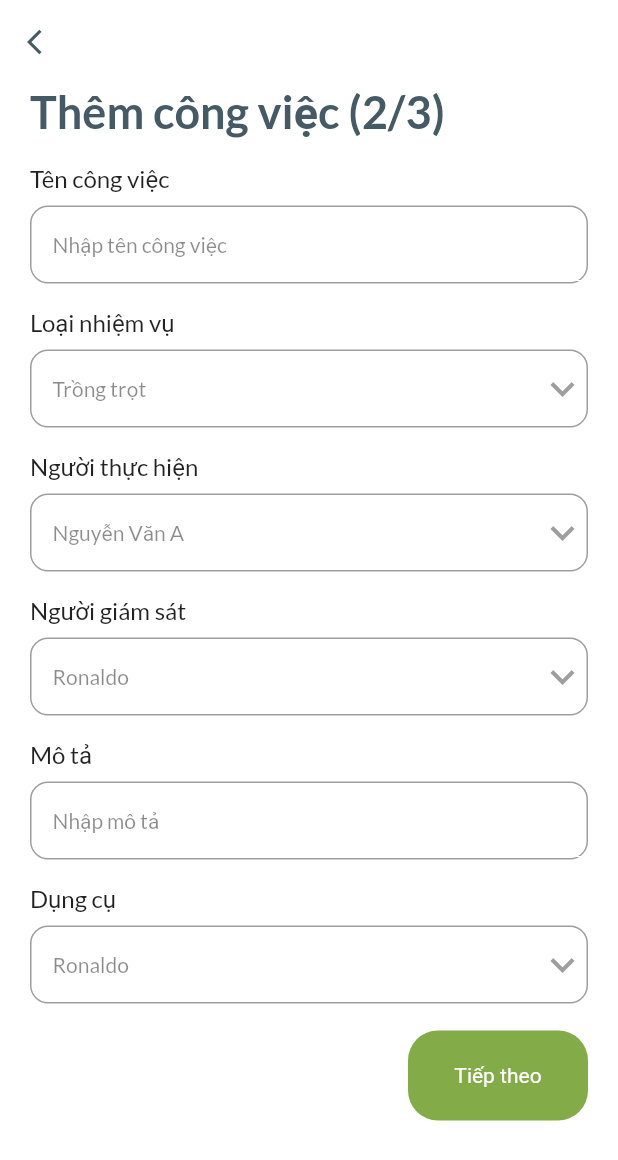
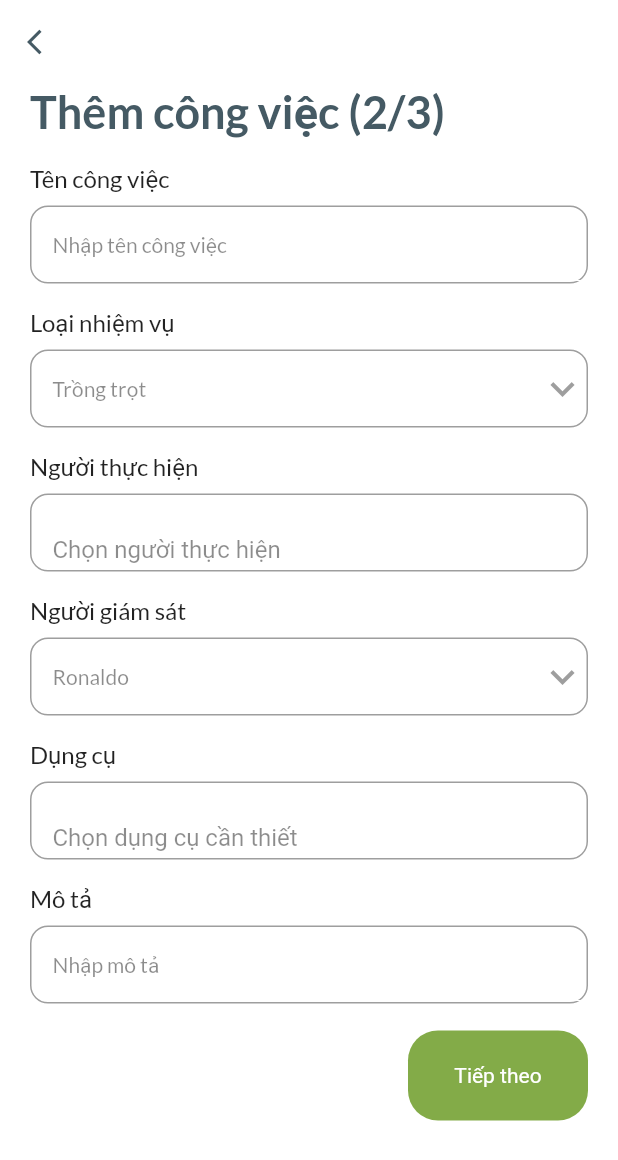
Before and after one commit to Capston-FPT-Somo-Farm-Task-Management/Mobile_Application, a Flutter app: the SecondAddTaskPage screen opened directly, on a phone screen of 412 x 824 dp. Shown: the top 1160 px of the screen. Run offline on Flutter 3.47's test engine with Material 2 defaults, Android fonts, the light colour scheme and no system bars; drawn by our look-alikes of flutter_chips_input; our stand-ins replace date_picker_timeline, firebase_auth, firebase_core, flutter_staggered_animations, google_fonts, shared_preferences; accounts and stored records are empty.

Commit message:
change to chip input, delete unnecessary

```diff
--- a/manager_somo_farm_task_management/lib/screens/manager/add_task/second_add_task_page.dart
+++ b/manager_somo_farm_task_management/lib/screens/manager/add_task/second_add_task_page.dart
@@ -1,7 +1,9 @@
 import 'package:flutter/material.dart';
+import 'package:flutter_chips_input/flutter_chips_input.dart';
 import 'package:manager_somo_farm_task_management/componets/constants.dart';
 import 'package:manager_somo_farm_task_management/models/employee.dart';
 import 'package:manager_somo_farm_task_management/models/employee_task_type.dart';
+import 'package:manager_somo_farm_task_management/models/material.dart';
 import 'package:manager_somo_farm_task_management/models/task_type.dart';
 import 'package:manager_somo_farm_task_management/screens/manager/add_task/componets/input_field.dart';
 import 'package:manager_somo_farm_task_management/screens/manager/add_task/third_add_task_page.dart';
@@ -18,7 +20,7 @@ class _SecondAddTaskPage extends State<SecondAddTaskPage> {
   final TextEditingController _noteController = TextEditingController();
 
   String _selectedTaskType = listTaskTypes[0].taskTypeName;
-  String _selectedEmployee = listEmployees[0].fullName;
+  Key _keyChange = UniqueKey();
   List<Employee> filteredEmployees = listEmployeeTaskTypes
       .where((employeeTaskType) => employeeTaskType.taskTypeId == 1)
       .map((employeeTaskType) => listEmployees.firstWhere(
@@ -27,7 +29,6 @@ class _SecondAddTaskPage extends State<SecondAddTaskPage> {
   List<String> user = ["Ronaldo", "Messi", "Benzema", "Mac Hai"];
   String _selectedUser = "Ronaldo";
 
-  int _selectedColor = 0;
   @override
   Widget build(BuildContext context) {
     return Scaffold(
@@ -93,8 +94,8 @@ class _SecondAddTaskPage extends State<SecondAddTaskPage> {
                           .toList();
 
                       // Gọi setState để cập nhật danh sách người thực hiện
-                      _selectedEmployee = filteredEmployees[0]
-                          .fullName; // Đặt lại người thực hiện khi thay đổi loại nhiệm vụ
+                      _keyChange =
+                          UniqueKey(); // Đặt lại người thực hiện khi thay đổi loại nhiệm vụ
                     });
                   },
                   items: listTaskTypes
@@ -106,30 +107,77 @@ class _SecondAddTaskPage extends State<SecondAddTaskPage> {
                   }).toList(),
                 ),
               ),
-              MyInputField(
-                title: "Người thực hiện",
-                hint: _selectedEmployee,
-                widget: DropdownButton(
-                  underline: Container(height: 0),
-                  icon: const Icon(
-                    Icons.keyboard_arrow_down,
-                    color: Colors.grey,
-                  ),
-                  iconSize: 32,
-                  elevation: 4,
-                  style: subTitileStyle,
-                  onChanged: (Employee? newValue) {
-                    setState(() {
-                      _selectedUser = newValue!.fullName;
-                    });
-                  },
-                  items: filteredEmployees
-                      .map<DropdownMenuItem<Employee>>((Employee value) {
-                    return DropdownMenuItem<Employee>(
-                      value: value,
-                      child: Text(value.fullName),
-                    );
-                  }).toList(),
+              Container(
+                margin: const EdgeInsets.only(top: 16),
+                child: Column(
+                  crossAxisAlignment: CrossAxisAlignment.start,
+                  children: [
+                    Text(
+                      "Người thực hiện", // Thay đổi tiêu đề nếu cần thiết
+                      style:
+                          titileStyle, // Đảm bảo bạn đã định nghĩa titileStyle
+                    ),
+                    Container(
+                      height: 52,
+                      margin: const EdgeInsets.only(top: 8.0),
+                      padding: const EdgeInsets.only(left: 14),
+                      decoration: BoxDecoration(
+                        border: Border.all(
+                          color: Colors.grey,
+                          width: 1.0,
+                        ),
+                        borderRadius: BorderRadius.circular(12),
+                      ),
+                      child: SingleChildScrollView(
+                        child: ChipsInput(
+                          suggestionsBoxMaxHeight: 200,
+                          key: _keyChange,
+                          decoration: const InputDecoration(
+                              border: InputBorder.none,
+                              hintText: "Chọn người thực hiện",
+                              hintStyle: TextStyle(color: Colors.black45)),
+                          initialValue: [],
+                          findSuggestions: (String query) {
+                            if (query.length != 0) {
+                              var lowercaseQuery = query.toLowerCase();
+                              return filteredEmployees.where((e) {
+                                return e.fullName
+                                    .toLowerCase()
+                                    .contains(query.toLowerCase());
+                              }).toList(growable: false)
+                                ..sort((a, b) => a.fullName
+                                    .toLowerCase()
+                                    .indexOf(lowercaseQuery)
+                                    .compareTo(b.fullName
+                                        .toLowerCase()
+                                        .indexOf(lowercaseQuery)));
+                            } else {
+                              return const <Employee>[];
+                            }
+                          },
+                          onChanged: (data) {
+                            print(data);
+                          },
+                          chipBuilder: (context, state, employee) {
+                            return InputChip(
+                              key: ObjectKey(employee),
+                              label: Text(employee.fullName),
+                              onDeleted: () => state.deleteChip(employee),
+                              materialTapTargetSize:
+                                  MaterialTapTargetSize.shrinkWrap,
+                            );
+                          },
+                          suggestionBuilder: (context, state, profile) {
+                            return ListTile(
+                              key: ObjectKey(profile),
+                              title: Text(profile.fullName),
+                              onTap: () => state.selectSuggestion(profile),
+                            );
+                          },
+                        ),
+                      ),
+                    ),
+                  ],
                 ),
               ),
               MyInputField(
@@ -157,35 +205,82 @@ class _SecondAddTaskPage extends State<SecondAddTaskPage> {
                   }).toList(),
                 ),
               ),
+              Container(
+                margin: const EdgeInsets.only(top: 16),
+                child: Column(
+                  crossAxisAlignment: CrossAxisAlignment.start,
+                  children: [
+                    Text(
+                      "Dụng cụ", // Thay đổi tiêu đề nếu cần thiết
+                      style:
+                          titileStyle, // Đảm bảo bạn đã định nghĩa titileStyle
+                    ),
+                    Container(
+                      height: 52,
+                      margin: const EdgeInsets.only(top: 8.0),
+                      padding: const EdgeInsets.only(left: 14),
+                      decoration: BoxDecoration(
+                        border: Border.all(
+                          color: Colors.grey,
+                          width: 1.0,
+                        ),
+                        borderRadius: BorderRadius.circular(12),
+                      ),
+                      child: SingleChildScrollView(
+                        child: ChipsInput(
+                          suggestionsBoxMaxHeight: 200,
+                          decoration: const InputDecoration(
+                              border: InputBorder.none,
+                              hintText: "Chọn dụng cụ cần thiết",
+                              hintStyle: TextStyle(color: Colors.black45)),
+                          initialValue: [],
+                          findSuggestions: (String query) {
+                            if (query.length != 0) {
+                              var lowercaseQuery = query.toLowerCase();
+                              return materials.where((m) {
+                                return m.materialName
+                                    .toLowerCase()
+                                    .contains(query.toLowerCase());
+                              }).toList(growable: false)
+                                ..sort((a, b) => a.materialName
+                                    .toLowerCase()
+                                    .indexOf(lowercaseQuery)
+                                    .compareTo(b.materialName
+                                        .toLowerCase()
+                                        .indexOf(lowercaseQuery)));
+                            } else {
+                              return const <Employee>[];
+                            }
+                          },
+                          onChanged: (data) {
+                            print(data);
+                          },
+                          chipBuilder: (context, state, material) {
+                            return InputChip(
+                              key: ObjectKey(material),
+                              label: Text(material.materialName),
+                              onDeleted: () => state.deleteChip(material),
+                              materialTapTargetSize:
+                                  MaterialTapTargetSize.shrinkWrap,
+                            );
+                          },
+                          suggestionBuilder: (context, state, profile) {
+                            return ListTile(
+                              key: ObjectKey(profile),
+                              title: Text(profile.materialName),
+                              onTap: () => state.selectSuggestion(profile),
+                            );
+                          },
+                        ),
+                      ),
+                    ),
+                  ],
+                ),
+              ),
               MyInputField(
                 title: "Mô tả",
                 hint: "Nhập mô tả",
                 controller: _noteController,
-              ),
-              MyInputField(
-                title: "Dụng cụ",
-                hint: _selectedUser,
-                widget: DropdownButton(
-                  underline: Container(height: 0),
-                  icon: const Icon(
-                    Icons.keyboard_arrow_down,
-                    color: Colors.grey,
-                  ),
-                  iconSize: 32,
-                  elevation: 4,
-                  style: subTitileStyle,
-                  onChanged: (String? newValue) {
-                    setState(() {
-                      _selectedUser = newValue!;
-                    });
-                  },
-                  items: user.map<DropdownMenuItem<String>>((String value) {
-                    return DropdownMenuItem<String>(
-                      value: value,
-                      child: Text(value),
-                    );
-                  }).toList(),
-                ),
               ),
               const SizedBox(height: 18),
               Row(
```
